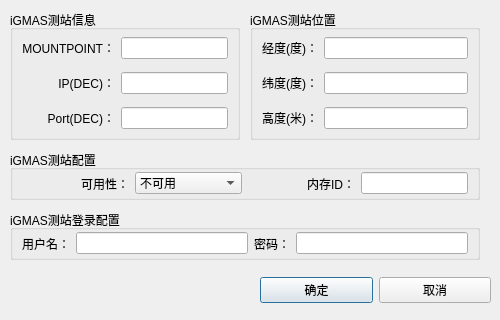
Qt form widget/dialog/modify_igmasstation_dialog.ui (yanghang8612/SMAMMainUI) before a commit.
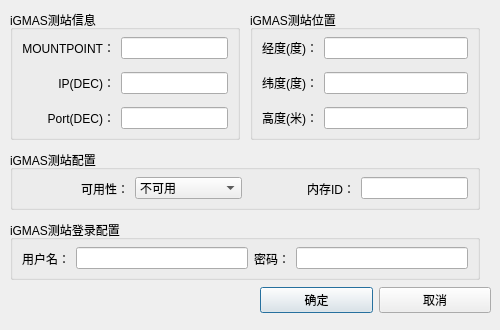
The same form after that commit.

Commit message: Modify code by changes of other center and igmas station. Modify the style of standard station in main monitor.

```diff
--- a/widget/dialog/modify_igmasstation_dialog.ui
+++ b/widget/dialog/modify_igmasstation_dialog.ui
@@ -7,7 +7,7 @@
     <x>0</x>
     <y>0</y>
     <width>500</width>
-    <height>320</height>
+    <height>330</height>
    </rect>
   </property>
   <property name="windowTitle">
@@ -17,7 +17,7 @@
    <property name="geometry">
     <rect>
      <x>260</x>
-     <y>270</y>
+     <y>280</y>
      <width>231</width>
      <height>41</height>
     </rect>
@@ -174,7 +174,7 @@
      <x>10</x>
      <y>150</y>
      <width>470</width>
-     <height>50</height>
+     <height>60</height>
     </rect>
    </property>
    <property name="title">
@@ -230,9 +230,9 @@
    <property name="geometry">
     <rect>
      <x>10</x>
-     <y>210</y>
+     <y>220</y>
      <width>470</width>
-     <height>50</height>
+     <height>60</height>
     </rect>
    </property>
    <property name="title">
```
The commit also changes 32 other files.
